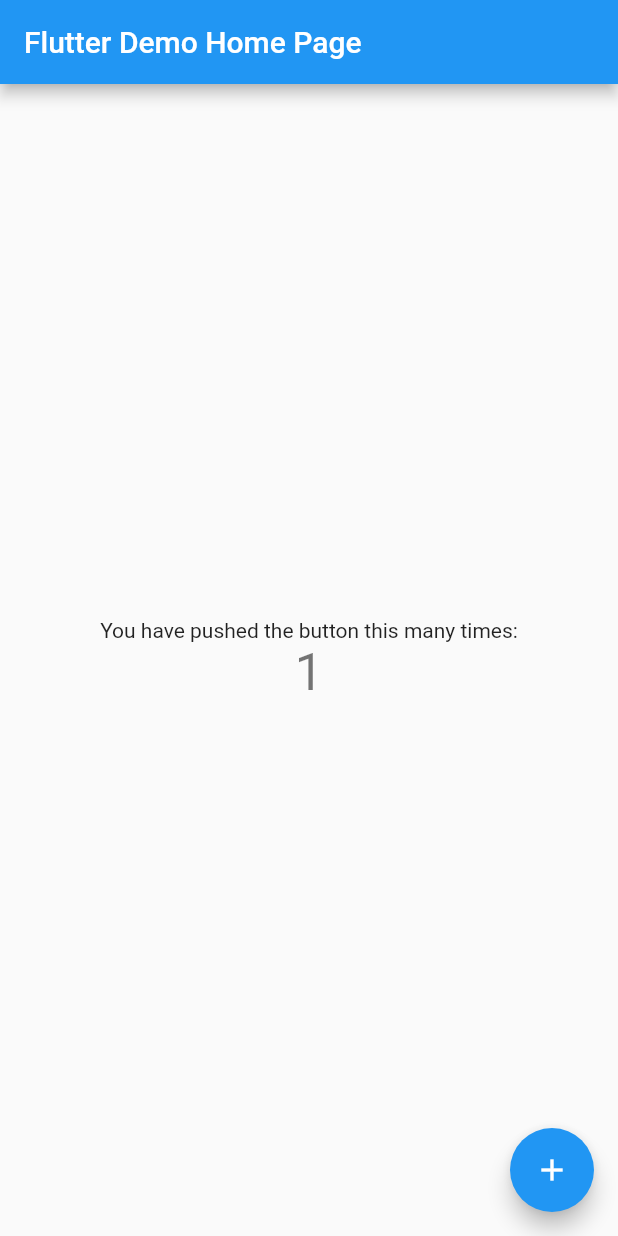
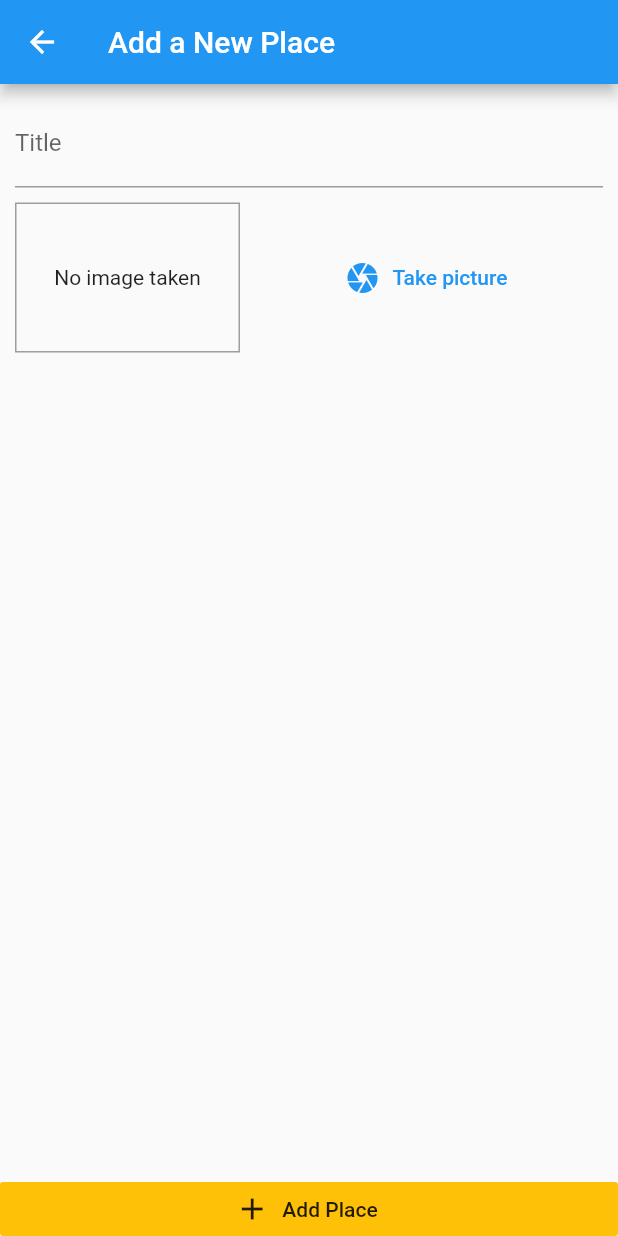
Before and after one commit to matszafraniec/flutterGreatPlaces, a Flutter app: the screen it shows after launch, after a tap on the "add" icon, on a phone screen of 412 x 824 dp. Run offline on Flutter 3.47's test engine with Material 2 defaults, Android fonts, the phone set to English and light mode, and no system bars.

Commit message:
after lesson 289

```diff
--- a/lib/main.dart
+++ b/lib/main.dart
@@ -1,4 +1,10 @@
 import 'package:flutter/material.dart';
+import 'package:provider/provider.dart';
+
+import './providers/great_places.dart';
+
+import './screens/places_list_screen.dart';
+import './screens/add_place_screen.dart';
 
 void main() {
   runApp(MyApp());
@@ -8,101 +14,19 @@ class MyApp extends StatelessWidget {
   // This widget is the root of your application.
   @override
   Widget build(BuildContext context) {
-    return MaterialApp(
-      title: 'Flutter Demo',
-      theme: ThemeData(
-        // This is the theme of your application.
-        //
-        // Try running your application with "flutter run". You'll see the
-        // application has a blue toolbar. Then, without quitting the app, try
-        // changing the primarySwatch below to Colors.green and then invoke
-        // "hot reload" (press "r" in the console where you ran "flutter run",
-        // or simply save your changes to "hot reload" in a Flutter IDE).
-        // Notice that the counter didn't reset back to zero; the application
-        // is not restarted.
-        primarySwatch: Colors.blue,
-        // This makes the visual density adapt to the platform that you run
-        // the app on. For desktop platforms, the controls will be smaller and
-        // closer together (more dense) than on mobile platforms.
-        visualDensity: VisualDensity.adaptivePlatformDensity,
-      ),
-      home: MyHomePage(title: 'Flutter Demo Home Page'),
+    return ChangeNotifierProvider.value(
+      value: GreatPlaces(),
+      child: MaterialApp(
+          title: 'Great Places',
+          theme: ThemeData(
+            primarySwatch: Colors.blue,
+            accentColor: Colors.amber,
+            visualDensity: VisualDensity.adaptivePlatformDensity,
+          ),
+          home: PlacesListScreen(),
+          routes: {
+            AddPlaceScreen.routName: (ctx) => AddPlaceScreen(),
+          }),
     );
   }
 }
-
-class MyHomePage extends StatefulWidget {
-  MyHomePage({Key key, this.title}) : super(key: key);
-
-  final String title;
-
-  @override
-  _MyHomePageState createState() => _MyHomePageState();
-}
-
-class _MyHomePageState extends State<MyHomePage> {
-  int _counter = 0;
-
-  void _incrementCounter() {
-    setState(() {
-      // This call to setState tells the Flutter framework that something has
-      // changed in this State, which causes it to rerun the build method below
-      // so that the display can reflect the updated values. If we changed
-      // _counter without calling setState(), then the build method would not be
-      // called again, and so nothing would appear to happen.
-      _counter++;
-    });
-  }
-
-  @override
-  Widget build(BuildContext context) {
-    // This method is rerun every time setState is called, for instance as done
-    // by the _incrementCounter method above.
-    //
-    // The Flutter framework has been optimized to make rerunning build methods
-    // fast, so that you can just rebuild anything that needs updating rather
-    // than having to individually change instances of widgets.
-    return Scaffold(
-      appBar: AppBar(
-        // Here we take the value from the MyHomePage object that was created by
-        // the App.build method, and use it to set our appbar title.
-        title: Text(widget.title),
-      ),
-      body: Center(
-        // Center is a layout widget. It takes a single child and positions it
-        // in the middle of the parent.
-        child: Column(
-          // Column is also a layout widget. It takes a list of children and
-          // arranges them vertically. By default, it sizes itself to fit its
-          // children horizontally, and tries to be as tall as its parent.
-          //
-          // Invoke "debug painting" (press "p" in the console, choose the
-          // "Toggle Debug Paint" action from the Flutter Inspector in Android
-          // Studio, or the "Toggle Debug Paint" command in Visual Studio Code)
-          // to see the wireframe for each widget.
-          //
-          // Column has various properties to control how it sizes itself and
-          // how it positions its children. Here we use mainAxisAlignment to
-          // center the children vertically; the main axis here is the vertical
-          // axis because Columns are vertical (the cross axis would be
-          // horizontal).
-          mainAxisAlignment: MainAxisAlignment.center,
-          children: <Widget>[
-            Text(
-              'You have pushed the button this many times:',
-            ),
-            Text(
-              '$_counter',
-              style: Theme.of(context).textTheme.headline4,
-            ),
-          ],
-        ),
-      ),
-      floatingActionButton: FloatingActionButton(
-        onPressed: _incrementCounter,
-        tooltip: 'Increment',
-        child: Icon(Icons.add),
-      ), // This trailing comma makes auto-formatting nicer for build methods.
-    );
-  }
-}
--- /dev/null
+++ b/lib/models/place.dart
@@ -0,0 +1,28 @@
+import 'dart:io';
+
+import 'package:flutter/foundation.dart';
+
+class PlaceLocation {
+  final double latitude;
+  final double longitude;
+  final String address;
+
+  PlaceLocation({
+    @required this.latitude,
+    @required this.longitude,
+    this.address,
+  });
+}
+
+class Place {
+  final String id;
+  final String title;
+  final PlaceLocation location;
+  final File image;
+
+  Place(
+      {@required this.id,
+      @required this.title,
+      @required this.location,
+      @required this.image});
+}
--- /dev/null
+++ b/lib/providers/great_places.dart
@@ -0,0 +1,11 @@
+import 'package:flutter/foundation.dart';
+
+import '../models/place.dart';
+
+class GreatPlaces with ChangeNotifier {
+  List<Place> _items = [];
+
+  List<Place> get items {
+    return [..._items];
+  }
+}
--- /dev/null
+++ b/lib/screens/add_place_screen.dart
@@ -0,0 +1,54 @@
+import 'package:flutter/material.dart';
+
+import '../widgets/image_input.dart';
+
+class AddPlaceScreen extends StatefulWidget {
+  static const routName = 'addPlace';
+
+  @override
+  _AddPlaceScreenState createState() => _AddPlaceScreenState();
+}
+
+class _AddPlaceScreenState extends State<AddPlaceScreen> {
+  final _titleController = TextEditingController();
+
+  @override
+  Widget build(BuildContext context) {
+    return Scaffold(
+        appBar: AppBar(
+          title: Text('Add a New Place'),
+        ),
+        body: Column(
+          crossAxisAlignment: CrossAxisAlignment.stretch,
+          children: <Widget>[
+            Expanded(
+              child: SingleChildScrollView(
+                child: Padding(
+                  padding: const EdgeInsets.all(10),
+                  child: Column(
+                    children: <Widget>[
+                      TextField(
+                        decoration: InputDecoration(labelText: 'Title'),
+                        controller: _titleController,
+                      ),
+                      SizedBox(
+                        height: 10,
+                      ),
+                      ImageInput(),
+                    ],
+                  ),
+                ),
+              ),
+            ),
+            RaisedButton.icon(
+              icon: Icon(Icons.add),
+              label: Text('Add Place'),
+              elevation: 0,
+              materialTapTargetSize: MaterialTapTargetSize.shrinkWrap,
+              color: Theme.of(context).accentColor,
+              onPressed: () {},
+            )
+          ],
+        ));
+  }
+}
--- /dev/null
+++ b/lib/screens/places_list_screen.dart
@@ -0,0 +1,22 @@
+import 'package:flutter/material.dart';
+
+import '../screens/add_place_screen.dart';
+
+class PlacesListScreen extends StatelessWidget {
+  @override
+  Widget build(BuildContext context) {
+    return Scaffold(
+      appBar: AppBar(title: Text('Your Places'), actions: <Widget>[
+        IconButton(
+          icon: Icon(Icons.add),
+          onPressed: () {
+            Navigator.of(context).pushNamed(AddPlaceScreen.routName);
+          },
+        ),
+      ]),
+      body: Center(
+        child: CircularProgressIndicator(),
+      ),
+    );
+  }
+}
--- /dev/null
+++ b/lib/widgets/image_input.dart
@@ -0,0 +1,48 @@
+import 'package:flutter/material.dart';
+import 'dart:io';
+
+class ImageInput extends StatefulWidget {
+  @override
+  _ImageInputState createState() => _ImageInputState();
+}
+
+class _ImageInputState extends State<ImageInput> {
+  File _storedImage;
+
+  @override
+  Widget build(BuildContext context) {
+    return Row(
+      children: <Widget>[
+        Container(
+          width: 150,
+          height: 100,
+          decoration: BoxDecoration(
+            border: Border.all(width: 1, color: Colors.grey),
+          ),
+          child: _storedImage != null
+              ? Image.file(
+                  _storedImage,
+                  fit: BoxFit.cover,
+                  width: double.infinity,
+                )
+              : Padding(
+                padding: const EdgeInsets.all(2),
+                child: Text('No image taken', textAlign: TextAlign.center,),
+              ),
+          alignment: Alignment.center,
+        ),
+        SizedBox(
+          width: 10,
+        ),
+        Expanded(
+          child: FlatButton.icon(
+            icon: Icon(Icons.camera),
+            label: Text('Take picture'),
+            textColor: Theme.of(context).primaryColor,
+            onPressed: () {},
+          ),
+        ),
+      ],
+    );
+  }
+}
--- a/pubspec.yaml
+++ b/pubspec.yaml
@@ -23,6 +23,7 @@ environment:
 dependencies:
   flutter:
     sdk: flutter
+  provider: ^4.1.2
 
 
   # The following adds the Cupertino Icons font to your application.
```
Also changed, not shown: lib/screens/place_details_screen.dart (added), pubspec.lock, 1 other file.
